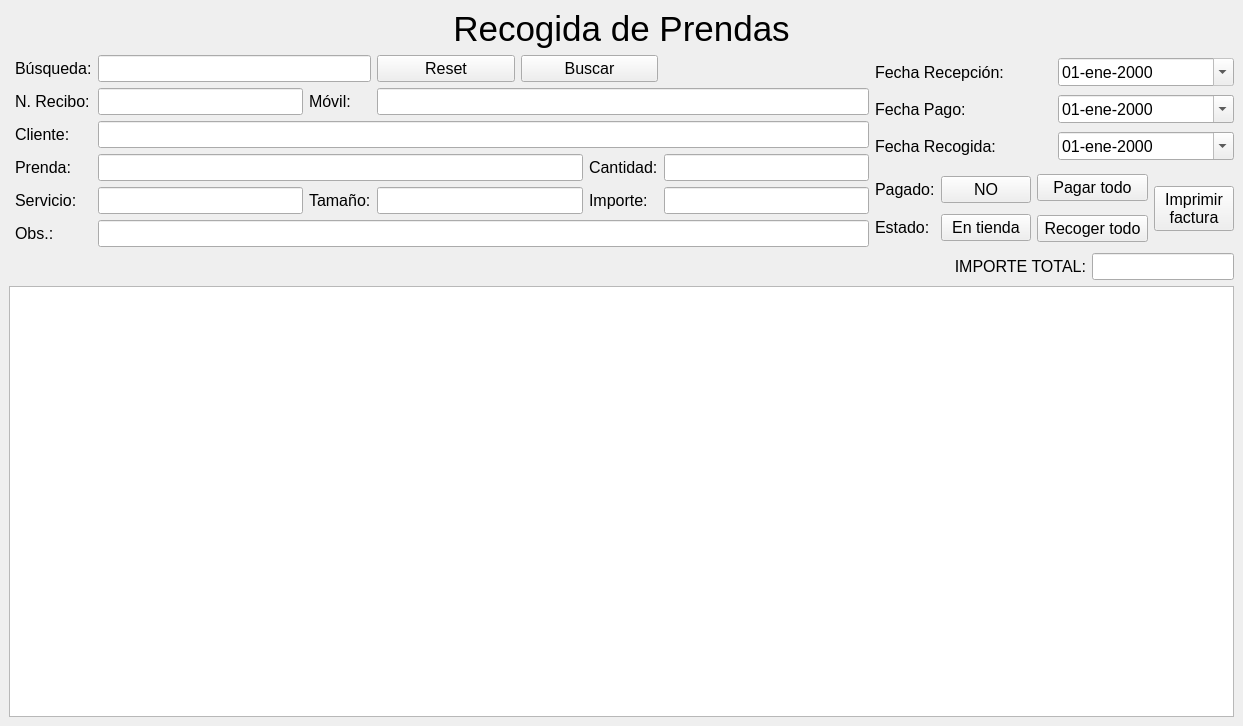
This is src/recog_prendas/recog_prendas.ui in germanbravolopez/laideal as Qt 5 draws it before an edit. The edited form follows.
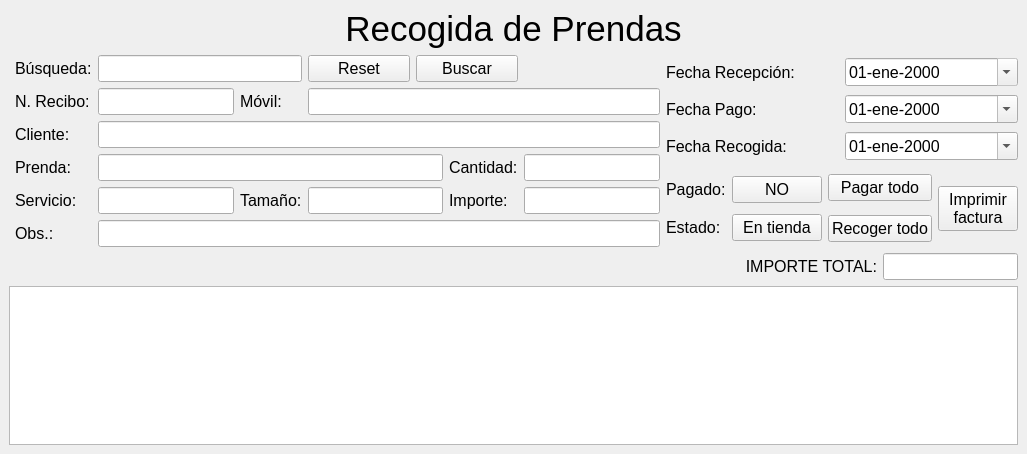
This is the edited form.

Commit message: fix reset data after save recibo, fix recog prendas wind size and dont print obsv

What changed in the file:
```diff
--- a/src/recog_prendas/recog_prendas.ui
+++ b/src/recog_prendas/recog_prendas.ui
@@ -9,8 +9,8 @@
    <rect>
     <x>0</x>
     <y>0</y>
-    <width>1243</width>
-    <height>726</height>
+    <width>1027</width>
+    <height>454</height>
    </rect>
   </property>
   <property name="minimumSize">
@@ -456,7 +456,7 @@
       <property name="minimumSize">
        <size>
         <width>0</width>
-        <height>400</height>
+        <height>100</height>
        </size>
       </property>
       <property name="font">
```
The commit also changes 2 other files.
